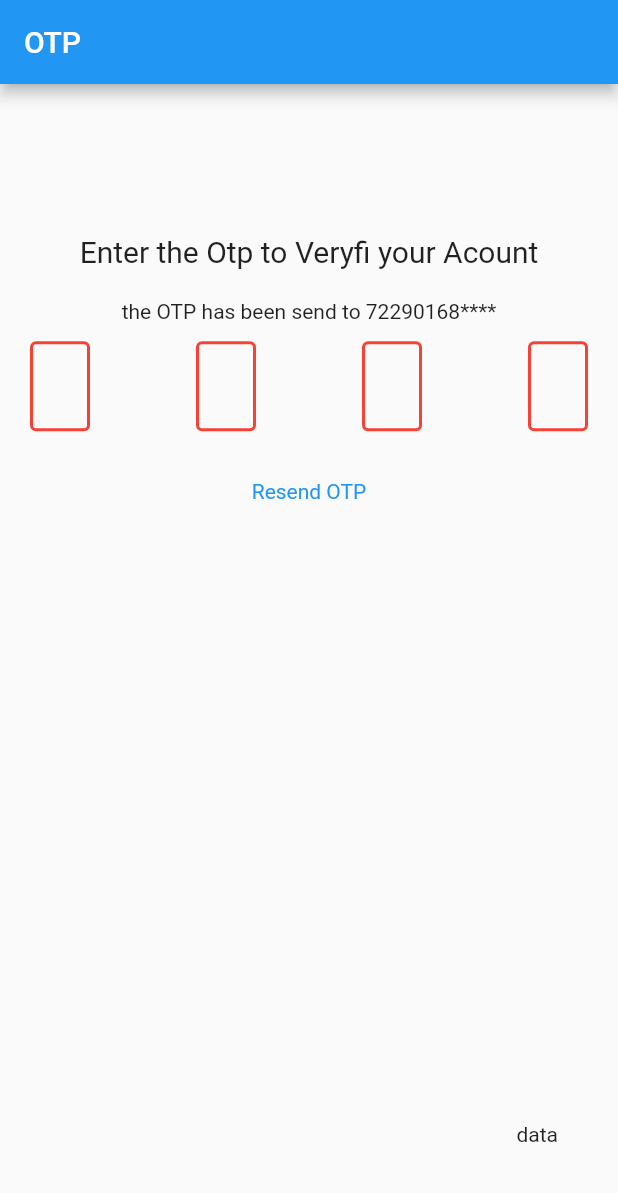
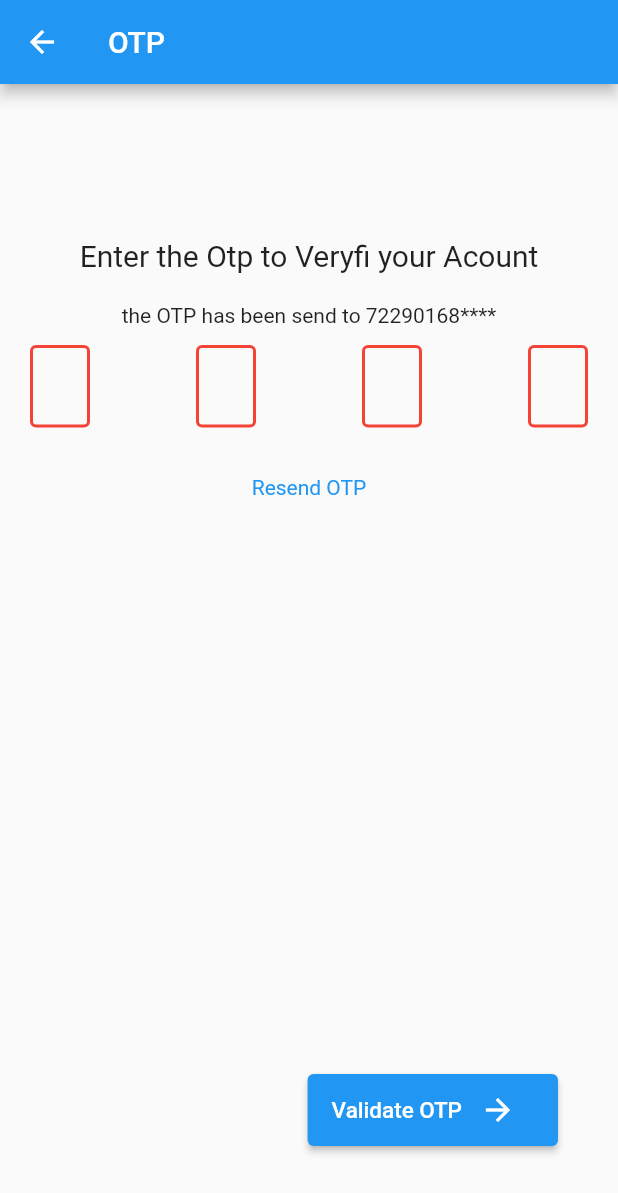
Before and after one commit to gopalkatariya44/Expense, a Flutter app: the ReceiveOtp screen opened directly, on a phone screen of 412 x 824 dp. Shown: the top 1193 px of the screen. Run offline on Flutter 3.47's test engine with Material 2 defaults, Android fonts, the phone set to English and light mode, and no system bars; drawn by our look-alikes of pin_code_fields; our stand-ins replace otp_text_field.

```diff
--- a/lib/main.dart
+++ b/lib/main.dart
@@ -17,7 +17,7 @@ class MyApp extends StatelessWidget {
       theme: ThemeData(
         primarySwatch: Colors.blue,
       ),
-      home: const ReceiveOtp(),
+      home: const LoginScreen(),
     );
   }
 }
--- a/lib/screens/receiveotp.dart
+++ b/lib/screens/receiveotp.dart
@@ -41,7 +41,7 @@ class ReceiveOtp extends StatelessWidget {
                           pinTheme: PinTheme(
                             shape: PinCodeFieldShape.box,
                             borderRadius: BorderRadius.circular(4),
-                            fieldHeight: 60,
+                            fieldHeight: 55,
                             fieldWidth: 40,
                             activeFillColor: Colors.white,
                           ),
@@ -79,9 +79,25 @@ class ReceiveOtp extends StatelessWidget {
                     mainAxisAlignment: MainAxisAlignment.end,
                     children: [
                       Padding(
-                        padding:
-                            EdgeInsets.symmetric(horizontal: 40, vertical: 30),
-                        child: const Text('data'),
+                        padding: const EdgeInsets.symmetric(
+                            horizontal: 40, vertical: 30),
+                        child: ElevatedButton(
+                          onPressed: () {},
+                          child: Row(
+                            children: [
+                              const Text(
+                                "Validate OTP",
+                                style: TextStyle(fontSize: 15),
+                              ),
+                              IconButton(
+                                  onPressed: null,
+                                  icon: const Icon(
+                                    Icons.arrow_forward,
+                                    color: Colors.white,
+                                  ))
+                            ],
+                          ),
+                        ),
                       ),
                     ],
                   ),
```
Also changed, not shown: lib/screens/login.dart (+1 -6 lines).
